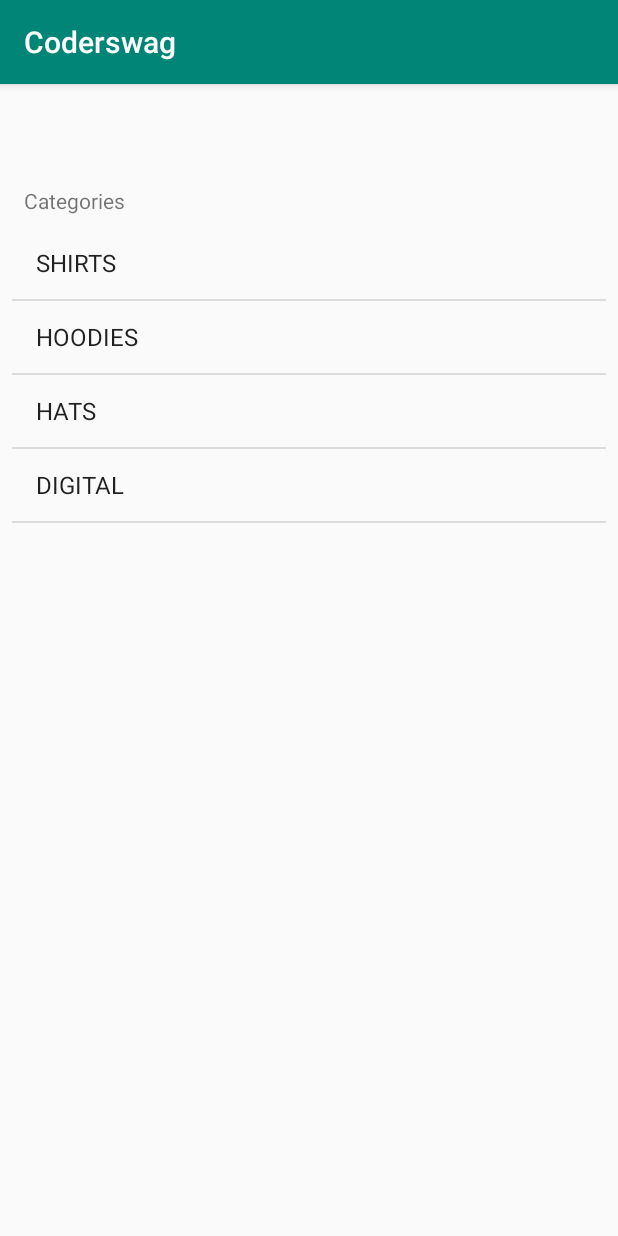
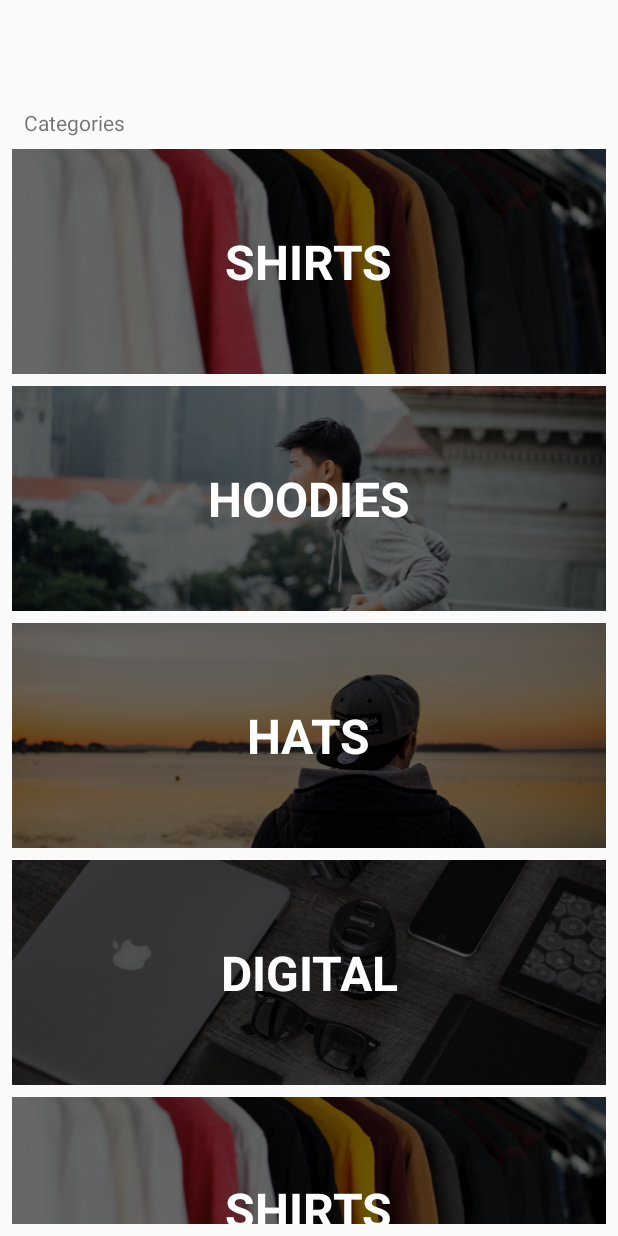
Before and after one commit to zbigniewCzosnyka/CodeSwag, an Android app: the screen it shows after launch (MainActivity), on a phone screen of 412 x 824 dp. Run offline under Robolectric (Android 15) with nearby library versions, the phone set to English and light mode, and no system bars.

Commit message:
added catAdapter

```diff
--- a/app/src/main/java/com/example/coderswag/Adapters/CategoryAdapter.kt
+++ b/app/src/main/java/com/example/coderswag/Adapters/CategoryAdapter.kt
@@ -1,4 +1,59 @@
 package com.example.coderswag.Adapters
 
-class CategoryAdapter {
+import android.content.Context
+import android.view.LayoutInflater
+import android.view.View
+import android.view.ViewGroup
+import android.widget.BaseAdapter
+import android.widget.ImageView
+import android.widget.TextView
+import com.example.coderswag.Model.Category
+import com.example.coderswag.R
+
+class CategoryAdapter(context: Context, categories: List<Category>) : BaseAdapter() {
+
+    val context = context
+    val categories = categories
+
+    override fun getView(position: Int, convertView: View?, parent: ViewGroup?): View {
+        val categoryView: View
+        val holder : ViewHolder
+
+        if (convertView == null){
+            categoryView = LayoutInflater.from(context).inflate(R.layout.category_list_item, null)
+            holder = ViewHolder()
+            holder.categoryImage = categoryView.findViewById(R.id.categoryImage)
+            holder.categoryName = categoryView.findViewById(R.id.categoryName)
+
+            categoryView.tag = holder
+        } else {
+            holder = convertView.tag as ViewHolder
+            categoryView = convertView
+        }
+
+        val category = categories[position]
+        val resourceId = context.resources.getIdentifier(category.image, "drawable", context.packageName)
+
+        holder.categoryImage?.setImageResource(resourceId)
+        holder.categoryName?.text = category.title
+
+        return categoryView
+    }
+
+    override fun getItem(position: Int): Any {
+       return categories[position]
+    }
+
+    override fun getItemId(position: Int): Long {
+        return 0
+        }
+
+    override fun getCount(): Int {
+        return categories.count()
+    }
+
+    private class ViewHolder {
+        var categoryImage: ImageView? = null
+        var categoryName: TextView? = null
+    }
 }
--- a/app/src/main/java/com/example/coderswag/Controller/MainActivity.kt
+++ b/app/src/main/java/com/example/coderswag/Controller/MainActivity.kt
@@ -2,7 +2,9 @@ package com.example.coderswag.Controller
 
 import androidx.appcompat.app.AppCompatActivity
 import android.os.Bundle
+import android.provider.ContactsContract
 import android.widget.ArrayAdapter
+import com.example.coderswag.Adapters.CategoryAdapter
 import com.example.coderswag.Model.Category
 import com.example.coderswag.R
 import com.example.coderswag.Services.DataService
@@ -10,15 +12,13 @@ import kotlinx.android.synthetic.main.activity_main.*
 
 class MainActivity : AppCompatActivity() {
 
-    lateinit var adapter  : ArrayAdapter<Category>
+    lateinit var adapter  : CategoryAdapter
 
     override fun onCreate(savedInstanceState: Bundle?) {
         super.onCreate(savedInstanceState)
         setContentView(R.layout.activity_main)
 
-        adapter = ArrayAdapter(this,
-            android.R.layout.simple_list_item_1,
-            DataService.categories)
+        adapter = CategoryAdapter(this, DataService.categories)
 
         categoryListView.adapter = adapter
     }
--- a/app/src/main/java/com/example/coderswag/Services/DataService.kt
+++ b/app/src/main/java/com/example/coderswag/Services/DataService.kt
@@ -6,6 +6,14 @@ import com.example.coderswag.Model.Product
 object DataService {
 
     val categories = listOf(
+        Category("SHIRTS", "shirtimage"),
+        Category("HOODIES" , "hoodieimage"),
+        Category("HATS", "hatimage"),
+        Category("DIGITAL", "digitalgoodsimage"),
+        Category("SHIRTS", "shirtimage"),
+        Category("HOODIES" , "hoodieimage"),
+        Category("HATS", "hatimage"),
+        Category("DIGITAL", "digitalgoodsimage"),
         Category("SHIRTS", "shirtimage"),
         Category("HOODIES" , "hoodieimage"),
         Category("HATS", "hatimage"),
--- a/app/src/main/res/layout/activity_main.xml
+++ b/app/src/main/res/layout/activity_main.xml
@@ -23,6 +23,7 @@
             app:layout_constraintTop_toBottomOf="@+id/textView" app:layout_constraintStart_toStartOf="parent"
             android:layout_marginStart="8dp" app:layout_constraintEnd_toEndOf="parent" android:layout_marginEnd="8dp"
             android:layout_marginBottom="8dp" app:layout_constraintBottom_toBottomOf="parent"
-            android:id="@+id/categoryListView"/>
+            android:id="@+id/categoryListView"
+            android:divider="@null"/>
 
 </androidx.constraintlayout.widget.ConstraintLayout>
--- a/app/src/main/res/layout/category_list_item.xml
+++ b/app/src/main/res/layout/category_list_item.xml
@@ -13,7 +13,9 @@
             android:id="@+id/categoryImage"
             app:layout_constraintTop_toTopOf="parent" app:layout_constraintStart_toStartOf="parent"
             app:layout_constraintEnd_toEndOf="parent"
-            app:layout_constraintBottom_toBottomOf="parent" android:scaleType="centerCrop"/>
+            app:layout_constraintBottom_toBottomOf="parent" android:scaleType="centerCrop"
+            android:layout_marginBottom="8dp" app:layout_constraintHorizontal_bias="0.0"
+            app:layout_constraintVertical_bias="0.0"/>
     <TextView
             android:text="TextView"
             android:layout_width="wrap_content"
--- a/app/src/main/res/values/styles.xml
+++ b/app/src/main/res/values/styles.xml
@@ -1,7 +1,7 @@
 <resources>
 
     <!-- Base application theme. -->
-    <style name="AppTheme" parent="Theme.AppCompat.Light.DarkActionBar">
+    <style name="AppTheme" parent="Theme.AppCompat.Light.NoActionBar">
         <!-- Customize your theme here. -->
         <item name="colorPrimary">@color/colorPrimary</item>
         <item name="colorPrimaryDark">@color/colorPrimaryDark</item>
```
